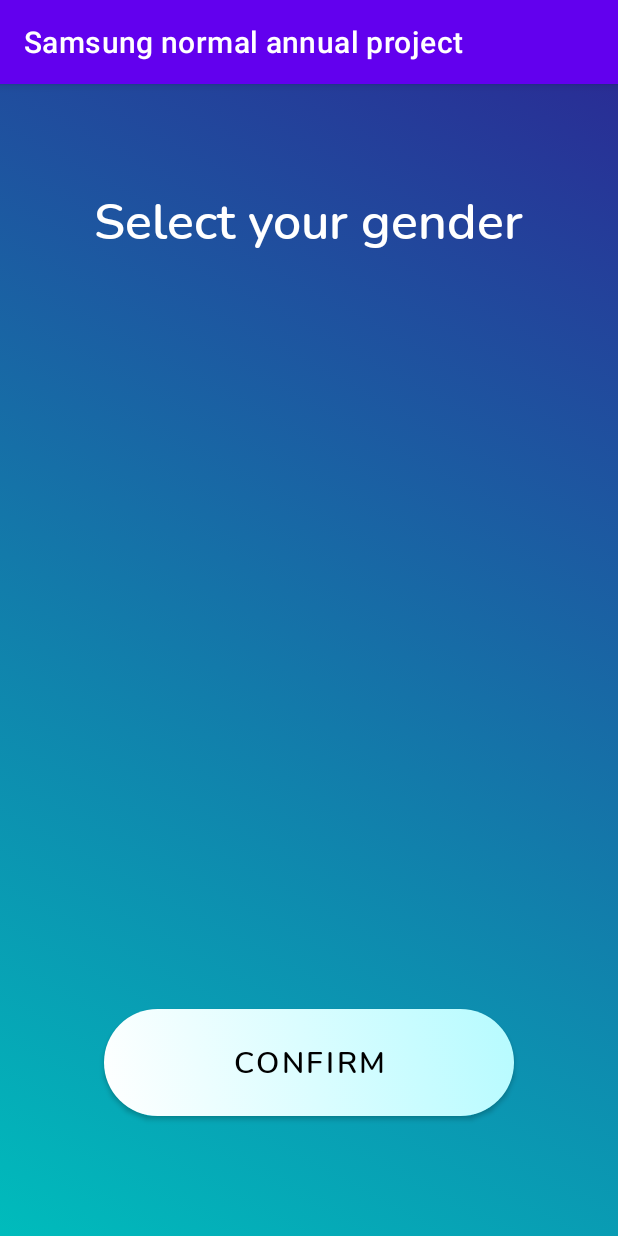
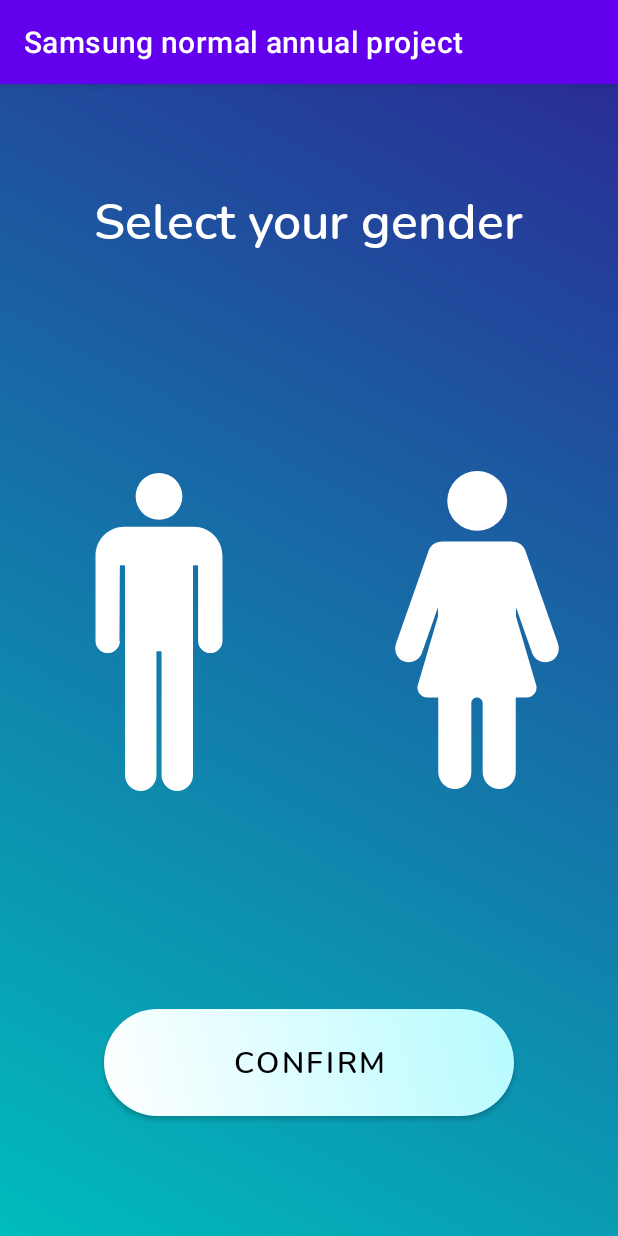
Before and after one commit to hyper-hronoz/Samsung_normal_annual_project, an Android app: the screen it shows after launch (SelectGenderActivity), on a phone screen of 412 x 824 dp. Run offline under Robolectric (Android 15) with nearby library versions, the phone set to English and light mode, and no system bars.

Commit message:
Добавил челиков

```diff
--- /dev/null
+++ b/app/src/main/res/drawable/ic_man_silhouette.xml
@@ -0,0 +1,12 @@
+<vector xmlns:android="http://schemas.android.com/apk/res/android"
+    android:width="556.38dp"
+    android:height="556.38dp"
+    android:viewportWidth="556.38"
+    android:viewportHeight="556.38">
+  <path
+      android:fillColor="#FF000000"
+      android:pathData="M188.434,315.146c11.767,0 21.31,-9.534 21.315,-21.301c0.009,-0.004 0.028,-130.165 0.028,-130.165c0,-1.224 0.99,-2.218 2.219,-2.218h4.513c1.224,0 2.219,0.99 2.219,2.218c0,0 0,365.168 0,365.211c0,15.181 12.307,27.487 27.487,27.487c15.181,0 27.487,-12.307 27.487,-27.487c0,-0.043 0,-214.884 0,-214.884c0,-1.568 0.727,-2.219 2.271,-2.219h4.432c1.549,0 2.271,0.655 2.271,2.219c0,0 0,214.846 0,214.884c0,15.181 12.308,27.487 27.488,27.487c15.18,0 27.487,-12.307 27.487,-27.487c0,-0.043 0,-365.211 0,-365.211c0,-1.224 0.989,-2.218 2.218,-2.218h4.514c1.225,0 2.219,0.99 2.219,2.218c0,0 0.02,130.161 0.028,130.165c0.01,11.767 9.549,21.301 21.315,21.301c11.771,0 21.319,-9.543 21.319,-21.319c0,-0.067 0,-146.359 0,-148.104c0,-29.17 -22.443,-51.614 -50.49,-51.614c-0.712,0 -38.417,0 -56.099,0c0,0 -3.543,0 -8.974,0c-17.681,0 -55.386,0 -56.098,0c-28.052,0 -50.49,22.438 -50.49,51.614c0,1.745 0,148.037 0,148.104C167.114,305.604 176.658,315.146 188.434,315.146z"/>
+  <path
+      android:fillColor="#FF000000"
+      android:pathData="M278.192,40.904m-40.904,0a40.904,40.904 0,1 1,81.808 0a40.904,40.904 0,1 1,-81.808 0"/>
+</vector>
--- /dev/null
+++ b/app/src/main/res/drawable/ic_woman.xml
@@ -0,0 +1,12 @@
+<vector xmlns:android="http://schemas.android.com/apk/res/android"
+    android:width="307.996dp"
+    android:height="307.996dp"
+    android:viewportWidth="307.996"
+    android:viewportHeight="307.996">
+  <path
+      android:fillColor="#FF000000"
+      android:pathData="M232.411,167.171l-31.529,-89.995c-2.045,-5.838 -7.724,-8.873 -13.633,-8.873h-66.503c-5.909,0 -11.587,3.035 -13.633,8.873l-31.529,89.995c-2.3,6.565 0.561,14.016 6.89,16.904c1.822,0.831 3.712,1.218 5.564,1.218c5.507,0 10.661,-3.438 12.585,-8.929l15.596,-44.515v9.194L96.375,208.48c-0.539,3.963 1.413,7.983 5.224,9.947c1.39,0.716 2.956,1.026 4.519,1.026l10.367,0v72.09c0,8.616 6.621,16.03 15.228,16.435c9.189,0.433 16.775,-6.89 16.775,-15.984v-67.032c0,-3.043 2.467,-5.509 5.509,-5.509h0c3.043,0 5.509,2.467 5.509,5.509v66.58c0,8.616 6.622,16.03 15.228,16.435c9.189,0.433 16.775,-6.89 16.775,-15.984v-72.542l10.367,0c1.564,0 3.129,-0.31 4.519,-1.026c3.81,-1.964 5.763,-5.984 5.224,-9.947l-19.843,-67.436v-9.194l15.596,44.515c1.924,5.491 7.078,8.929 12.585,8.929c1.851,0 3.743,-0.387 5.564,-1.219C231.851,181.187 234.711,173.736 232.411,167.171z"/>
+  <path
+      android:fillColor="#FF000000"
+      android:pathData="M154.207,28.995m-28.995,0a28.995,28.995 0,1 1,57.99 0a28.995,28.995 0,1 1,-57.99 0"/>
+</vector>
--- a/app/src/main/res/layout/activity_select_gender.xml
+++ b/app/src/main/res/layout/activity_select_gender.xml
@@ -26,4 +26,24 @@
         app:layout_constraintEnd_toEndOf="parent"
         app:layout_constraintStart_toStartOf="parent" />
 
+    <ImageView
+        android:id="@+id/imageView"
+        style="@style/gender_select_icons"
+        app:layout_constraintBottom_toTopOf="@+id/button"
+        app:layout_constraintTop_toBottomOf="@+id/textView"
+        app:layout_constraintVertical_bias="0.494"
+        app:srcCompat="@drawable/ic_man_silhouette"
+        app:tint="@android:color/white"
+        tools:ignore="MissingConstraints,VectorDrawableCompat" />
+
+    <ImageView
+        android:id="@+id/imageView3"
+        style="@style/gender_select_icons"
+        app:layout_constraintBottom_toTopOf="@+id/button"
+        app:layout_constraintStart_toEndOf="@+id/imageView"
+        app:layout_constraintTop_toBottomOf="@+id/textView"
+        app:layout_constraintVertical_bias="0.482"
+        app:srcCompat="@drawable/ic_woman"
+        app:tint="@android:color/white"
+        tools:ignore="VectorDrawableCompat" />
 </androidx.constraintlayout.widget.ConstraintLayout>
--- a/app/src/main/res/values/style.xml
+++ b/app/src/main/res/values/style.xml
@@ -7,6 +7,11 @@
         <item name="android:fontFamily">@font/nunito_semibold</item>
         <item name="android:textColor">@color/white</item>
         <item name="android:textSize">33sp</item>
+    </style>
+
+    <style name="gender_select_icons">
+        <item name="android:layout_height">385dp</item>
+        <item name="android:layout_width">212dp</item>
     </style>
 
     <style name="gender_confirm_button">
```
